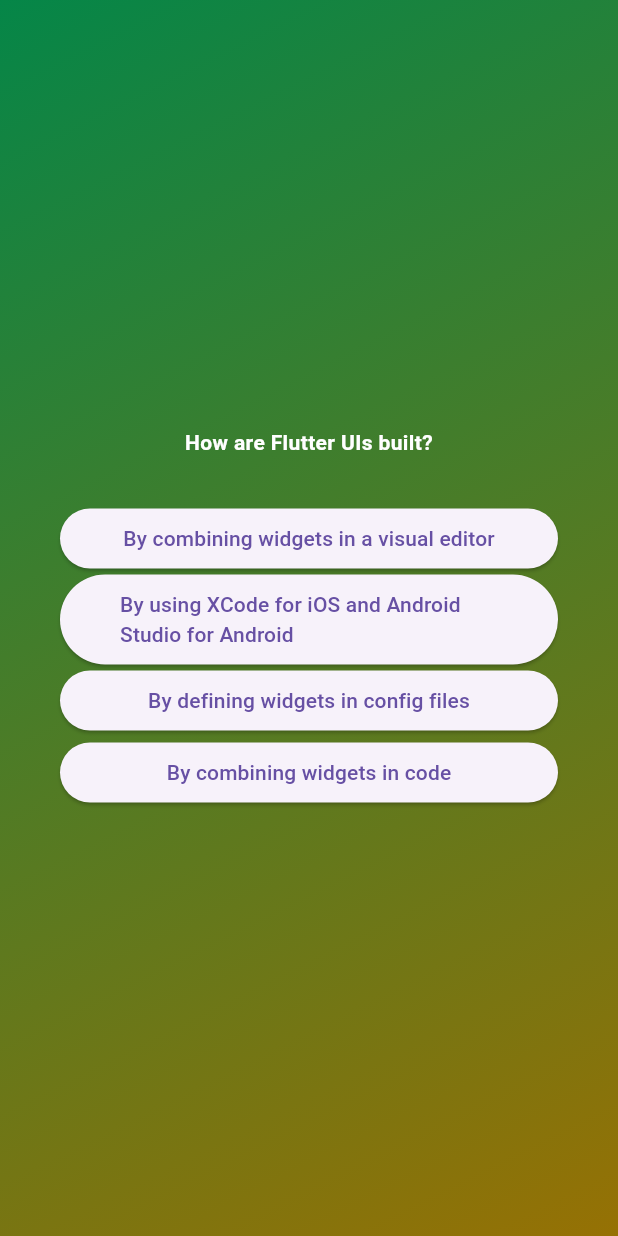
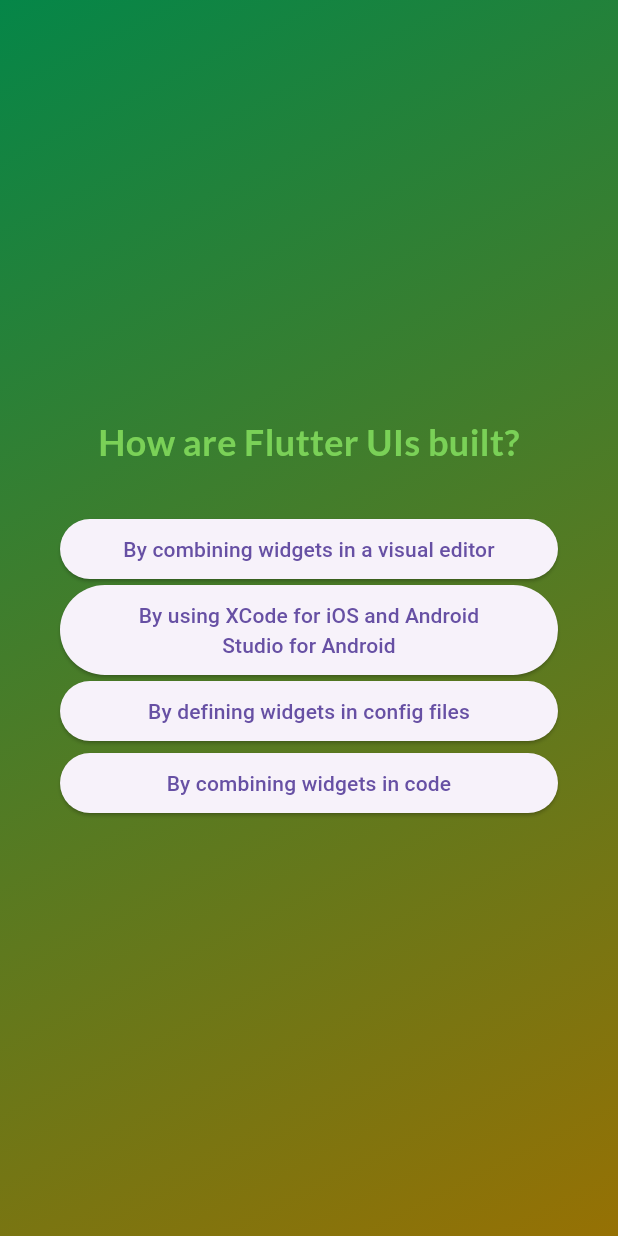
Before and after one commit to ogoigbe12/quiz_app, a Flutter app: the screen it shows after launch, after a tap on "Start Quiz", after a tap on "Components", on a phone screen of 412 x 824 dp. Run offline on Flutter 3.47's test engine with Material 3 defaults, Android fonts, the phone set to English and light mode, and no system bars; our stand-ins replace google_fonts.

Commit message:
made changes and added new file result-screen

```diff
--- a/lib/answer_button.dart
+++ b/lib/answer_button.dart
@@ -21,7 +21,10 @@ class AnswerButton extends StatelessWidget {
           shape: RoundedRectangleBorder(
             borderRadius: BorderRadius.circular(40),
           )),
-      child: Text(answer),
+      child: Text(
+        answer,
+        textAlign: TextAlign.center,
+      ),
     );
   }
 }
--- a/lib/main.dart
+++ b/lib/main.dart
@@ -1,9 +1,9 @@
 import 'package:flutter/material.dart';
-import 'package:quiz_app/gradient_container.dart';
+import 'package:quiz_app/quiz.dart';
 
 void main() {
   runApp(
 
-    const GradientContainer(),
+    const Quiz(),
   );
 }
--- a/lib/question_screen.dart
+++ b/lib/question_screen.dart
@@ -1,10 +1,15 @@
 import 'package:flutter/material.dart';
+import 'package:google_fonts/google_fonts.dart';
 import 'package:quiz_app/answer_button.dart';
 import 'package:quiz_app/data/questions.dart';
 
 class QuestionScreen extends StatefulWidget {
-  const QuestionScreen({super.key});
+  const QuestionScreen({
+    super.key,
+    required this.onSelected,
+  });
 
+  final void Function(String answer) onSelected;
   @override
   State<QuestionScreen> createState() => _QuestionScreenState();
 }
@@ -12,7 +17,8 @@ class QuestionScreen extends StatefulWidget {
 class _QuestionScreenState extends State<QuestionScreen> {
   var currentQuestionIndex = 0;
 
-  void answerQuestion() {
+  void answerQuestion(String selectedAnswer) {
+    widget.onSelected(selectedAnswer);
     // currentQuestionIndex = currentQuestionIndex + 1;
     // currentQuestionIndex += 1;
     setState(() {
@@ -34,10 +40,10 @@ class _QuestionScreenState extends State<QuestionScreen> {
           children: [
             Text(
               currentQuestion.text,
-              style: const TextStyle(
-                color: Colors.white,
-                // fontSize: 25,
-                fontWeight: FontWeight.w600,
+              style: GoogleFonts.lato(
+                color: const Color.fromARGB(255, 122, 209, 87),
+                fontSize: 24,
+                fontWeight: FontWeight.bold,
               ),
               textAlign: TextAlign.center,
             ),
@@ -48,7 +54,9 @@ class _QuestionScreenState extends State<QuestionScreen> {
               (answers) {
                 return AnswerButton(
                   answer: answers,
-                  onTap: answerQuestion,
+                  onTap: () {
+                    answerQuestion(answers);
+                  },
                 );
               },
             )
--- a/lib/gradient_container.dart
+++ b/lib/quiz.dart
@@ -1,23 +1,20 @@
 import 'package:flutter/material.dart';
+import 'package:quiz_app/data/questions.dart';
 import 'package:quiz_app/question_screen.dart';
 
 import 'package:quiz_app/quiz_section.dart';
+import 'package:quiz_app/results_screen.dart';
 
-class GradientContainer extends StatefulWidget {
-  const GradientContainer({super.key});
+class Quiz extends StatefulWidget {
+  const Quiz({super.key});
 
   @override
-  State<GradientContainer> createState() => _GradientContainerState();
+  State<Quiz> createState() => _QuizState();
 }
 
-class _GradientContainerState extends State<GradientContainer> {
-  var activeScreen = ('quiz-section');
-
-  // @override
-  // void initState() {
-  //   activeScreen = QuizSection(switchScreen);
-  //   super.initState();
-  // }
+class _QuizState extends State<Quiz> {
+  List<String> selectedAnswer = [];
+  var activeScreen = 'quiz-section';
 
   void switchScreen() {
     setState(() {
@@ -25,16 +22,31 @@ class _GradientContainerState extends State<GradientContainer> {
     });
   }
 
+  void pickAnswer(String answer) {
+    selectedAnswer.add(answer);
+
+    if (selectedAnswer.length == questions.length) {
+      setState(() {
+        selectedAnswer = [];
+        activeScreen = 'results-screen';
+      });
+    }
+  }
+
   @override
   Widget build(BuildContext context) {
-    // final screenWidget = activeScreen == 'start-screen'
-    //     ? QuizSection(switchScreen)
-    //     : const QuestionScreen();
-
     Widget screenWidget = QuizSection(switchScreen);
 
     if (activeScreen == 'question-screen') {
-      screenWidget = const QuestionScreen();
+      screenWidget = QuestionScreen(
+        onSelected: pickAnswer,
+      );
+    }
+
+    if (activeScreen == 'results-screen') {
+      screenWidget = ResultsScreen(
+        chosenAnswers: selectedAnswer,
+      );
     }
 
     return MaterialApp(
--- a/lib/quiz_section.dart
+++ b/lib/quiz_section.dart
@@ -1,4 +1,5 @@
 import 'package:flutter/material.dart';
+import 'package:google_fonts/google_fonts.dart';
 
 class QuizSection extends StatelessWidget {
   const QuizSection(this.startQuiz, {super.key});
@@ -18,9 +19,9 @@ class QuizSection extends StatelessWidget {
           const SizedBox(
             height: 80,
           ),
-          const Text(
+          Text(
             'Learn Flutter the fun way!',
-            style: TextStyle(
+            style: GoogleFonts.lato(
               color: Colors.white,
               fontSize: 24,
               fontWeight: FontWeight.w600,
--- a/pubspec.yaml
+++ b/pubspec.yaml
@@ -35,6 +35,7 @@ dependencies:
   # The following adds the Cupertino Icons font to your application.
   # Use with the CupertinoIcons class for iOS style icons.
   cupertino_icons: ^1.0.6
+  google_fonts: ^6.2.1
 
 dev_dependencies:
   flutter_test:
```
Also changed, not shown: lib/results_screen.dart (added, +49 -0 lines), pubspec.lock, 1 other file.
